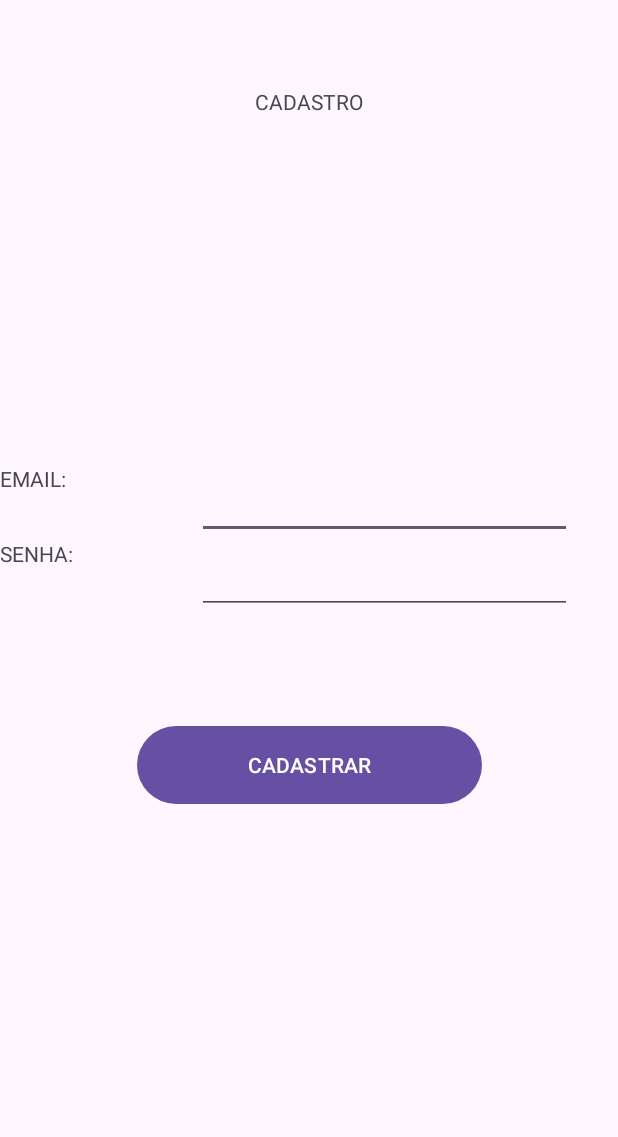
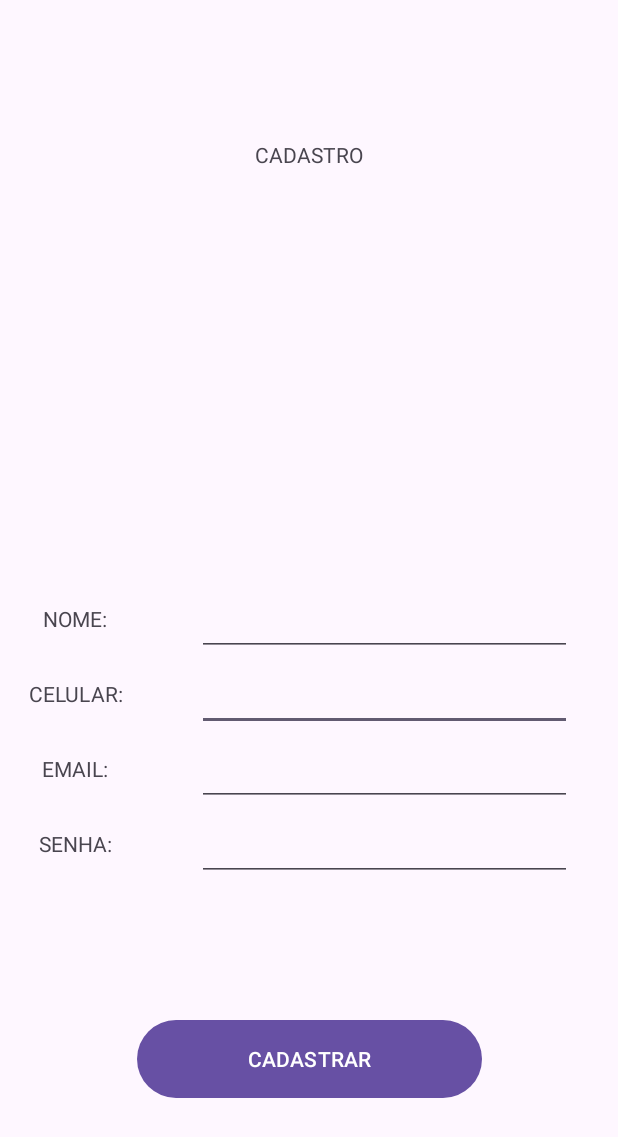
Before and after one commit to Ferreira96/Petlove, an Android app: the CadastroActivity screen opened directly, with no data from a screen before it, on a phone screen of 412 x 824 dp. Shown: the top 1137 px of the screen. Run offline under Robolectric (Android 15) with nearby library versions, the phone set to English and light mode, and no system bars; our stand-ins replace Firebase (no records; nobody signed in at launch, a user with empty details on screens opened directly).

Commit message:
Atualização persistência

```diff
--- a/app/src/main/res/layout/activity_cadastro.xml
+++ b/app/src/main/res/layout/activity_cadastro.xml
@@ -1,11 +1,65 @@
 <?xml version="1.0" encoding="utf-8"?>
 <androidx.constraintlayout.widget.ConstraintLayout xmlns:android="http://schemas.android.com/apk/res/android"
+    xmlns:tools="http://schemas.android.com/tools"
     android:layout_width="match_parent"
     android:layout_height="match_parent"
     xmlns:app="http://schemas.android.com/apk/res-auto">
 
 
     <!-- TEXTO  -->
+
+    <EditText
+        android:id="@+id/lb_cad_celular"
+        android:layout_width="250dp"
+        android:layout_height="50dp"
+
+        android:ems="10"
+
+        android:inputType="text"
+        android:text=""
+        app:layout_constraintEnd_toEndOf="parent"
+        app:layout_constraintHorizontal_bias="0.508"
+        app:layout_constraintStart_toEndOf="@+id/tx_cad_senha"
+        app:layout_constraintTop_toBottomOf="@+id/lb_cad_nome" />
+
+    <TextView
+        android:id="@+id/tx_cad_celular"
+        android:text="CELULAR:"
+
+        android:layout_width="100dp"
+        android:layout_height="50dp"
+        android:gravity="center"
+
+        app:layout_constraintStart_toStartOf="parent"
+        app:layout_constraintTop_toBottomOf="@+id/tx_cad_nome" />
+
+    <EditText
+        android:id="@+id/lb_cad_nome"
+        android:layout_width="250dp"
+        android:layout_height="50dp"
+
+        android:ems="10"
+        android:inputType="text"
+
+        android:text=""
+        app:layout_constraintBottom_toBottomOf="parent"
+        app:layout_constraintEnd_toEndOf="parent"
+        app:layout_constraintHorizontal_bias="0.508"
+        app:layout_constraintStart_toEndOf="@+id/tx_cad_senha"
+        app:layout_constraintTop_toTopOf="parent" />
+
+    <TextView
+        android:id="@+id/tx_cad_nome"
+        android:text="NOME:"
+
+        android:layout_width="100dp"
+        android:layout_height="50dp"
+        android:gravity="center"
+
+        app:layout_constraintBottom_toBottomOf="parent"
+        app:layout_constraintStart_toStartOf="parent"
+        app:layout_constraintTop_toTopOf="parent" />
+
     <TextView
         android:id="@+id/tx_titulo"
         android:text="CADASTRO"
@@ -25,11 +79,10 @@
 
         android:layout_width="100dp"
         android:layout_height="50dp"
+        android:gravity="center"
 
-        app:layout_constraintBottom_toBottomOf="parent"
         app:layout_constraintStart_toStartOf="parent"
-        app:layout_constraintTop_toTopOf="parent"
-        app:layout_constraintVertical_bias="0.4" />
+        app:layout_constraintTop_toBottomOf="@+id/tx_cad_celular" />
 
     <TextView
         android:id="@+id/tx_cad_senha"
@@ -37,6 +90,7 @@
 
         android:layout_width="100dp"
         android:layout_height="50dp"
+        android:gravity="center"
 
         app:layout_constraintStart_toStartOf="parent"
         app:layout_constraintTop_toBottomOf="@+id/tx_cad_email" />
@@ -44,18 +98,16 @@
     <!-- LABEL  -->
     <EditText
         android:id="@+id/lb_cad_email"
-        android:text=""
-        android:inputType="text"
-
         android:layout_width="250dp"
         android:layout_height="50dp"
+
         android:ems="10"
+        android:inputType="text"
+        android:text=""
 
-        app:layout_constraintBottom_toBottomOf="parent"
         app:layout_constraintEnd_toEndOf="parent"
         app:layout_constraintStart_toEndOf="@+id/tx_cad_email"
-        app:layout_constraintTop_toTopOf="parent"
-        app:layout_constraintVertical_bias="0.4" />
+        app:layout_constraintTop_toBottomOf="@+id/lb_cad_celular" />
 
     <EditText
         android:id="@+id/lb_cad_senha"
@@ -73,15 +125,15 @@
     <!-- BOTÃO  -->
     <Button
         android:id="@+id/bt_cadastro"
+        android:layout_width="230dp"
+
+        android:layout_height="60dp"
         android:text="CADASTRAR"
-
-        android:layout_width="230dp"
-        android:layout_height="60dp"
 
         app:layout_constraintBottom_toBottomOf="parent"
         app:layout_constraintEnd_toEndOf="parent"
-        app:layout_constraintHorizontal_bias="0.502"
+
         app:layout_constraintStart_toStartOf="parent"
-        app:layout_constraintTop_toBottomOf="@+id/lb_cad_senha"
-        app:layout_constraintVertical_bias="0.20" />
+        app:layout_constraintTop_toBottomOf="@+id/lb_cad_senha"/>
+
 </androidx.constraintlayout.widget.ConstraintLayout>
--- a/app/src/main/res/layout/activity_login.xml
+++ b/app/src/main/res/layout/activity_login.xml
@@ -30,6 +30,7 @@
 
         android:layout_width="100dp"
         android:layout_height="50dp"
+        android:gravity="center"
 
         app:layout_constraintBottom_toBottomOf="parent"
         app:layout_constraintStart_toStartOf="parent"
@@ -42,6 +43,7 @@
 
         android:layout_width="100dp"
         android:layout_height="50dp"
+        android:gravity="center"
 
         app:layout_constraintStart_toStartOf="parent"
         app:layout_constraintTop_toBottomOf="@+id/tx_usuario" />
@@ -49,7 +51,7 @@
     <!-- LABEL  -->
     <EditText
         android:id="@+id/lb_usuario"
-        android:text=""
+        android:text="teste@gmail.com"
         android:inputType="text"
 
         android:layout_width="250dp"
@@ -69,7 +71,7 @@
 
         android:ems="10"
         android:inputType="text"
-        android:text=""
+        android:text="teste123"
 
         app:layout_constraintEnd_toEndOf="parent"
         app:layout_constraintStart_toEndOf="@+id/tx_senha"
```
Also changed, not shown: app/src/main/java/com/example/petlove/CadastroActivity.kt (+23 -5 lines), app/src/main/java/com/example/petlove/CadastroPetActivity.kt (+23 -8 lines), app/src/main/java/com/example/petlove/LoginActivity.kt (+11 -14 lines), app/src/main/java/com/example/petlove/_Pet.kt (+20 -9 lines), app/src/main/java/com/example/petlove/_Usuario.kt (+56 -1 lines), app/src/main/res/layout/activity_cadastro_pet.xml (+9 -5 lines).
